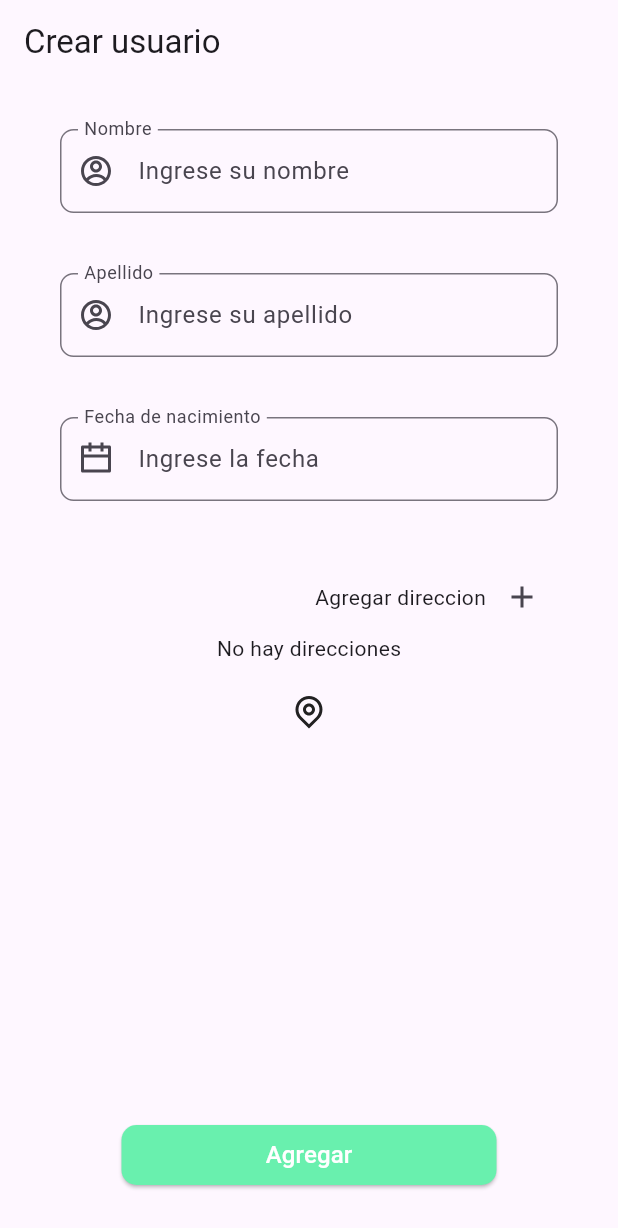
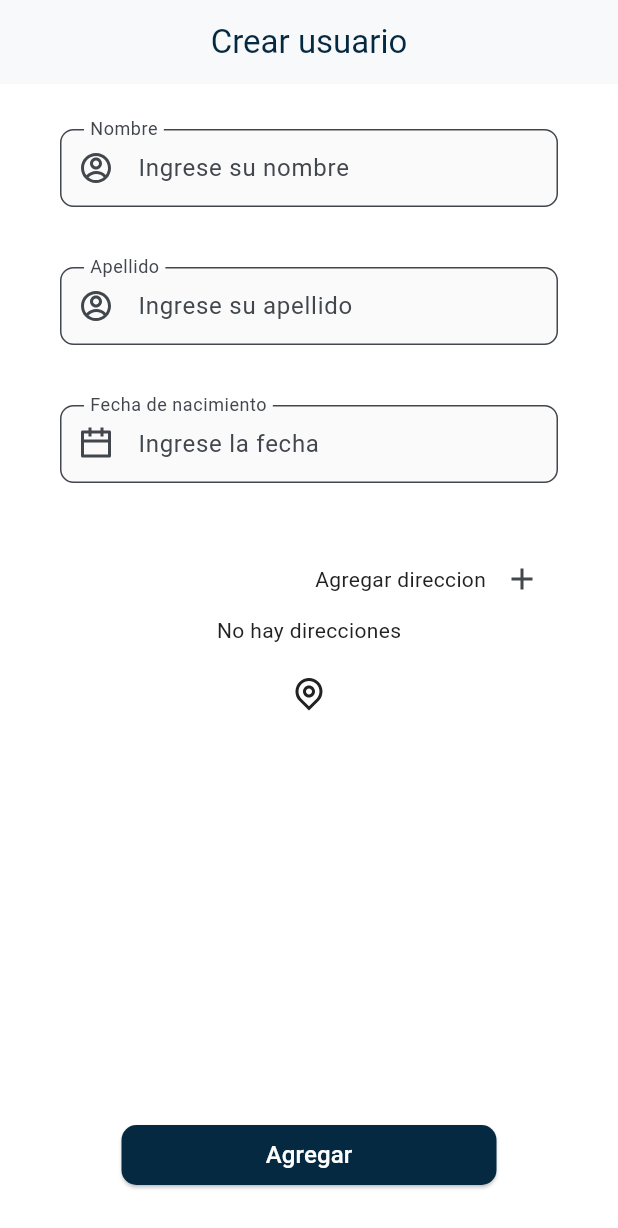
Before and after one commit to Cristiandev17/users_dvp, a Flutter app: the AddUserScreen screen opened by its route, on a phone screen of 412 x 824 dp. Shown: the top 1228 px of the screen. Run offline on Flutter 3.47's test engine with Material 3 defaults, Android fonts, the phone set to English and light mode, and no system bars; our stand-ins replace cherry_toast, equatable, flutter_bloc, flutter_spinkit, formz, get_it and 4 more; missing offline and left inert: dart_mediatr; accounts and stored records are empty; generated files the repository leaves out were written again.

Commit message:
create colors, styles for themes dark and light, fix UI on all screens. Creating custom widget

```diff
--- /dev/null
+++ b/lib/core/constants/location_constants.dart
@@ -0,0 +1,36 @@
+final countries = {'co': 'Colombia'};
+
+final Map<String, String> departments = {
+  '91': 'Amazonas',
+  '05': 'Antioquia',
+  '81': 'Arauca',
+  '08': 'Atlántico',
+  '13': 'Bolívar',
+  '15': 'Boyacá',
+  '17': 'Caldas',
+  '18': 'Caquetá',
+  '85': 'Casanare',
+  '19': 'Cauca',
+  '20': 'Cesar',
+  '27': 'Chocó',
+  '23': 'Córdoba',
+  '25': 'Cundinamarca',
+  '94': 'Guainía',
+  '95': 'Guaviare',
+  '41': 'Huila',
+  '44': 'La Guajira',
+  '47': 'Magdalena',
+  '50': 'Meta',
+  '52': 'Nariño',
+  '54': 'Norte de Santander',
+  '86': 'Putumayo',
+  '63': 'Quindío',
+  '66': 'Risaralda',
+  '88': 'San Andrés y Providencia',
+  '68': 'Santander',
+  '70': 'Sucre',
+  '73': 'Tolima',
+  '76': 'Valle del Cauca',
+  '97': 'Vaupés',
+  '99': 'Vichada',
+};
--- /dev/null
+++ b/lib/core/theme/app_colors.dart
@@ -0,0 +1,45 @@
+import 'package:flutter/material.dart';
+
+class AppColors {
+  static const Color primary = Color(0xFF042940);
+  static const Color primaryDark = Color(0xFF266D63);
+  static const Color accent = Color(0xFF9FC131);
+  static const Color highlight = Color(0xFFDBF227);
+  static const Color secondary = Color(0xFFD6D58E);
+
+  static const Color lightBackground = Color(0xFFFFFFFF);
+  static const Color lightSurface = Color(0xFFF8F9FA);
+  static const Color lightOnPrimary = Color(0xFFFFFFFF);
+  static const Color lightOnSurface = Color(0xFF212121);
+  static const Color lightOnSecondary = Color(0xFF757575);
+  static const Color lightBorder = Color(0xFFE0E0E0);
+  static const Color lightError = Color(0xFFD32F2F);
+
+  // Tema oscuro
+  static const Color darkBackground = Color(0xFF121212);
+  static const Color darkSurface = Color(0xFF1E1E1E);
+  static const Color darkOnPrimary = Color(0xFFFFFFFF);
+  static const Color darkOnSurface = Color(0xFFFFFFFF);
+  static const Color darkOnSecondary = Color(0xFFB0B0B0);
+  static const Color darkBorder = Color(0xFF333333);
+  static const Color darkError = Color(0xFFCF6679);
+
+  // Escala de grises
+  static const Color grey50 = Color(0xFFFAFAFA);
+  static const Color grey100 = Color(0xFFF5F5F5);
+  static const Color grey200 = Color(0xFFEEEEEE);
+  static const Color grey300 = Color(0xFFE0E0E0);
+  static const Color grey400 = Color(0xFFBDBDBD);
+  static const Color grey500 = Color(0xFF9E9E9E);
+  static const Color grey600 = Color(0xFF757575);
+  static const Color grey700 = Color(0xFF616161);
+  static const Color grey800 = Color(0xFF424242);
+  static const Color grey900 = Color(0xFF212121);
+
+  // Colores de estado
+  static const Color success = Color(0xFF388E3C);
+  static const Color warning = Color(0xFFF57C00);
+  static const Color info = Color(0xFF1976D2);
+  static const Color transparent = Colors.transparent;
+  static const Color white = Colors.white;
+}
--- a/lib/main.dart
+++ b/lib/main.dart
@@ -1,6 +1,7 @@
 import 'package:flutter/material.dart';
 import 'package:flutter_bloc/flutter_bloc.dart';
 import 'package:users_dvp_app/core/mediatr/mediator.dart';
+import 'package:users_dvp_app/core/theme/app_theme.dart';
 import 'package:users_dvp_app/presentation/cubits/add_user/add_user_cubit.dart';
 import 'package:users_dvp_app/presentation/cubits/detail_user/detail_user_cubit.dart';
 import 'package:users_dvp_app/presentation/cubits/list_user/list_user_cubit.dart';
@@ -28,6 +29,8 @@ class MainApp extends StatelessWidget {
         routerConfig: appRouter,
         debugShowCheckedModeBanner: false,
         themeMode: ThemeMode.system,
+        theme: AppTheme.lightTheme,
+        darkTheme: AppTheme.darkTheme,
       ),
     );
   }
--- a/lib/presentation/screens/add_user_screen.dart
+++ b/lib/presentation/screens/add_user_screen.dart
@@ -2,7 +2,11 @@ import 'package:flutter/material.dart';
 import 'package:flutter_bloc/flutter_bloc.dart';
 import 'package:go_router/go_router.dart';
 import 'package:remixicon/remixicon.dart';
+import 'package:users_dvp_app/core/constants/location_constants.dart';
+import 'package:users_dvp_app/core/theme/app_colors.dart';
 import 'package:users_dvp_app/presentation/cubits/add_user/add_user_cubit.dart';
+import 'package:users_dvp_app/presentation/cubits/list_user/list_user_cubit.dart';
+import 'package:users_dvp_app/presentation/widgets/custom_directions.dart';
 import 'package:users_dvp_app/presentation/widgets/custom_text_field.dart';
 
 class AddUserScreen extends StatefulWidget {
@@ -95,38 +99,15 @@ class _AddUserScreenState extends State<AddUserScreen> {
                 BlocBuilder<AddUserCubit, AddUserState>(
                   builder: (context, state) {
                     return context.read<AddUserCubit>().state.addresses.isEmpty
-                        ? const Center(
-                            child: Column(
+                        ? Column(
                             crossAxisAlignment: CrossAxisAlignment.center,
                             children: [
                               Text('No hay direcciones'),
                               SizedBox(height: 20),
                               Icon(RemixIcons.map_pin_line),
                             ],
-                            ),
                           )
-                        : ListView.builder(
-                            shrinkWrap: true,
-                            itemCount: context.read<AddUserCubit>().state.addresses.length,
-                            itemBuilder: (context, index) {
-                              final item = context.read<AddUserCubit>().state.addresses[index];
-                              return ListTile(
-                                leading: Container(
-                                  decoration: BoxDecoration(
-                                    color: const Color(0xffe8f0fe),
-                                    borderRadius: BorderRadius.circular(12),
-                                  ),
-                                  padding: const EdgeInsets.all(10),
-                                  child: Icon(RemixIcons.map_pin_line, color: Colors.blue),
-                                ),
-                                title: Text(
-                                  item.country,
-                                  style: const TextStyle(fontWeight: FontWeight.bold),
-                                ),
-                                subtitle: Text(item.department),
-                              );
-                            },
-                          );
+                        : CustomDirections(addresses: state.addresses);
                   },
                 ),
 
@@ -138,12 +119,13 @@ class _AddUserScreenState extends State<AddUserScreen> {
                       await context.read<AddUserCubit>().onSubmittedUser();
                       if (!context.mounted) return;
                       if (context.read<AddUserCubit>().state.status == FormStatus.success) {
+                        context.read<ListUserCubit>().getUsers();
                         context.pop();
                       }
                     },
                     style: ElevatedButton.styleFrom(
-                      backgroundColor: Colors.greenAccent,
-                      foregroundColor: Colors.white,
+                      backgroundColor: AppColors.primary,
+                      foregroundColor: AppColors.white,
                       shape: RoundedRectangleBorder(borderRadius: BorderRadius.circular(10)),
                       padding: const EdgeInsets.symmetric(horizontal: 20),
                     ),
@@ -178,7 +160,7 @@ class _AddUserScreenState extends State<AddUserScreen> {
                 decoration: InputDecoration(
                   floatingLabelBehavior: FloatingLabelBehavior.always,
                   focusedBorder: const OutlineInputBorder(
-                    borderSide: BorderSide(color: Colors.greenAccent),
+                    borderSide: BorderSide(color: AppColors.accent),
                   ),
                   border: const OutlineInputBorder(
                     borderRadius: BorderRadius.all(Radius.circular(9.0)),
@@ -200,7 +182,7 @@ class _AddUserScreenState extends State<AddUserScreen> {
                 decoration: InputDecoration(
                   floatingLabelBehavior: FloatingLabelBehavior.always,
                   focusedBorder: const OutlineInputBorder(
-                    borderSide: BorderSide(color: Colors.greenAccent),
+                    borderSide: BorderSide(color: AppColors.accent),
                   ),
                   border: const OutlineInputBorder(
                     borderRadius: BorderRadius.all(Radius.circular(9.0)),
@@ -231,11 +213,12 @@ class _AddUserScreenState extends State<AddUserScreen> {
               ElevatedButton(
                 onPressed: () {
                   context.read<AddUserCubit>().onAddressChanged();
+
                   context.pop();
                 },
                 style: ElevatedButton.styleFrom(
-                  backgroundColor: Colors.greenAccent,
-                  foregroundColor: Colors.white,
+                  backgroundColor: AppColors.primary,
+                  foregroundColor: AppColors.white,
                   shape: RoundedRectangleBorder(borderRadius: BorderRadius.circular(10)),
                   padding: const EdgeInsets.symmetric(horizontal: 20),
                 ),
@@ -250,40 +233,3 @@ class _AddUserScreenState extends State<AddUserScreen> {
     );
   }
 }
-
-final countries = {'co': 'Colombia'};
-
-final Map<String, String> departments = {
-  '91': 'Amazonas',
-  '05': 'Antioquia',
-  '81': 'Arauca',
-  '08': 'Atlántico',
-  '13': 'Bolívar',
-  '15': 'Boyacá',
-  '17': 'Caldas',
-  '18': 'Caquetá',
-  '85': 'Casanare',
-  '19': 'Cauca',
-  '20': 'Cesar',
-  '27': 'Chocó',
-  '23': 'Córdoba',
-  '25': 'Cundinamarca',
-  '94': 'Guainía',
-  '95': 'Guaviare',
-  '41': 'Huila',
-  '44': 'La Guajira',
-  '47': 'Magdalena',
-  '50': 'Meta',
-  '52': 'Nariño',
-  '54': 'Norte de Santander',
-  '86': 'Putumayo',
-  '63': 'Quindío',
-  '66': 'Risaralda',
-  '88': 'San Andrés y Providencia',
-  '68': 'Santander',
-  '70': 'Sucre',
-  '73': 'Tolima',
-  '76': 'Valle del Cauca',
-  '97': 'Vaupés',
-  '99': 'Vichada',
-};
--- a/lib/presentation/widgets/custom_text_field.dart
+++ b/lib/presentation/widgets/custom_text_field.dart
@@ -1,4 +1,5 @@
 import 'package:flutter/material.dart';
+import 'package:users_dvp_app/core/theme/app_colors.dart';
 
 class CustomTextField extends StatelessWidget {
   final String title;
@@ -52,8 +53,8 @@ class CustomTextField extends StatelessWidget {
       decoration: InputDecoration(
         prefixText: prefixText,
         floatingLabelBehavior: FloatingLabelBehavior.always,
-        focusedBorder: const OutlineInputBorder(borderSide: BorderSide(color: Colors.greenAccent)),
-        focusColor: Colors.greenAccent,
+        focusedBorder: const OutlineInputBorder(borderSide: BorderSide(color: AppColors.accent)),
+        focusColor: AppColors.accent,
         border: const OutlineInputBorder(borderRadius: BorderRadius.all(Radius.circular(9.0))),
         labelText: title,
         hintText: placeholder,
```
Also changed, not shown: lib/core/theme/app_text_styles.dart (added, +137 -0 lines), lib/core/theme/app_theme.dart (added, +129 -0 lines), lib/presentation/screens/detail_user_screen.dart (+42 -56 lines), lib/presentation/screens/list_user_screen.dart (+13 -4 lines), lib/presentation/widgets/custom_card_content.dart (+8 -2 lines), lib/presentation/widgets/custom_directions.dart (added, +48 -0 lines). Lines whose indentation alone changed are shown as unchanged.
